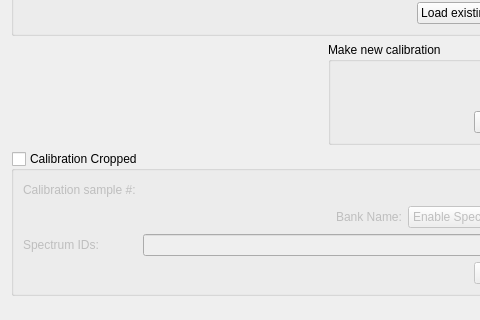
The window that MantidQt/CustomInterfaces/inc/MantidQtCustomInterfaces/EnggDiffraction/EnggDiffractionQtTabCalib.ui (mantidproject/mantid) describes before a commit, drawn with Qt 5; both pictures show x 0 to 480 and y 122 to 442 of the 577 by 628 pixel window.
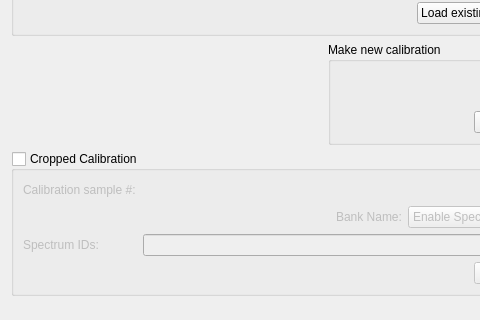
The same window after the commit. Custom widgets are drawn as their Qt base class.

Commit message:
renaming of the group section on ui
refs #14591

The edit to the form file:
```diff
--- a/MantidQt/CustomInterfaces/inc/MantidQtCustomInterfaces/EnggDiffraction/EnggDiffractionQtTabCalib.ui
+++ b/MantidQt/CustomInterfaces/inc/MantidQtCustomInterfaces/EnggDiffraction/EnggDiffractionQtTabCalib.ui
@@ -212,7 +212,7 @@
       <bool>true</bool>
      </property>
      <property name="title">
-      <string>Calibration Cropped</string>
+      <string>Cropped Calibration </string>
      </property>
      <property name="checkable">
       <bool>true</bool>
```
